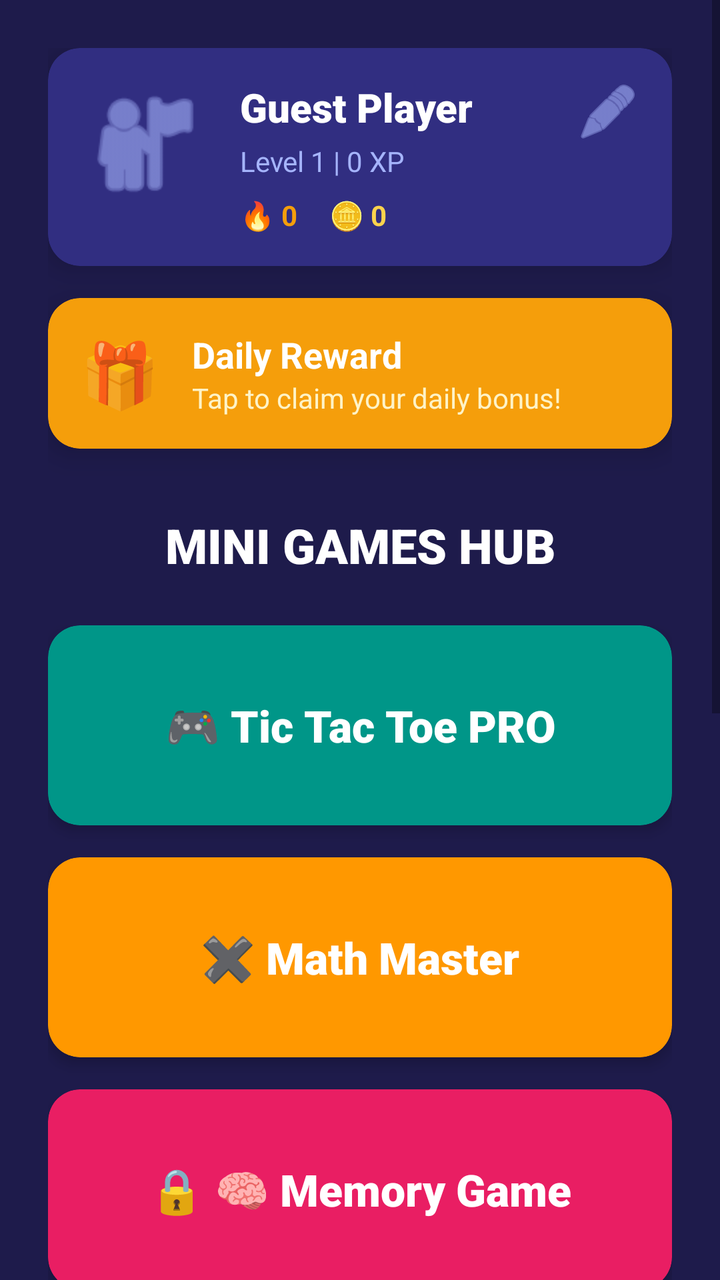
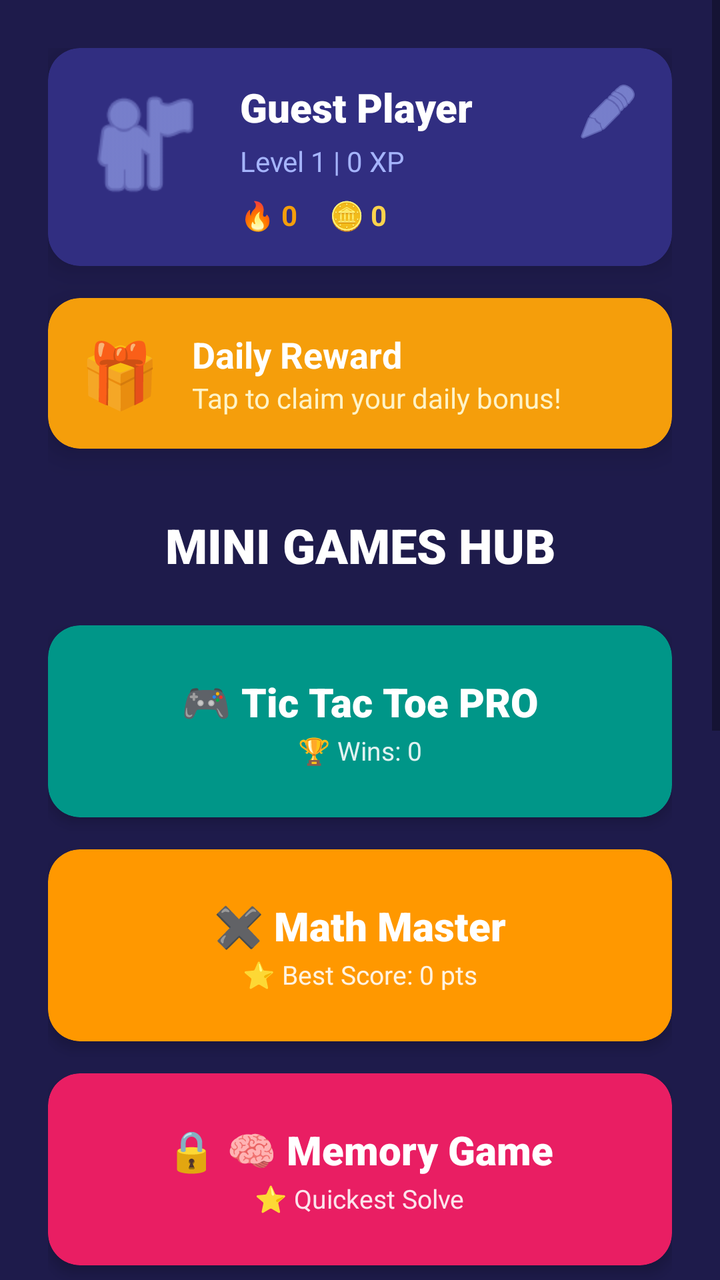

Compare the two renders of this Android layout. The source of the first and the diff that turns it into the second are given below.
<!-- AndroidManifest.xml: application theme Theme.TicTacToe -->
<!-- res/layout/fragment_dashboard.xml -->
<?xml version="1.0" encoding="utf-8"?>
<androidx.constraintlayout.widget.ConstraintLayout xmlns:android="http://schemas.android.com/apk/res/android"
    xmlns:app="http://schemas.android.com/apk/res-auto"
    xmlns:tools="http://schemas.android.com/tools"
    android:layout_width="match_parent"
    android:layout_height="match_parent"
    android:background="@color/background_color">

    <ScrollView
        android:layout_width="match_parent"
        android:layout_height="match_parent"
        android:fillViewport="true">

        <androidx.constraintlayout.widget.ConstraintLayout
            android:layout_width="match_parent"
            android:layout_height="wrap_content"
            android:padding="24dp">

            
            <androidx.cardview.widget.CardView
                android:id="@+id/cardProfile"
                android:layout_width="match_parent"
                android:layout_height="wrap_content"
                app:cardBackgroundColor="#312E81"
                app:cardCornerRadius="16dp"
                app:cardElevation="8dp"
                app:layout_constraintTop_toTopOf="parent">

                <androidx.constraintlayout.widget.ConstraintLayout
                    android:layout_width="match_parent"
                    android:layout_height="wrap_content"
                    android:padding="16dp">

                    <ImageView
                        android:id="@+id/ivAvatar"
                        android:layout_width="64dp"
                        android:layout_height="64dp"
                        android:src="@android:drawable/ic_menu_myplaces"
                        app:layout_constraintStart_toStartOf="parent"
                        app:layout_constraintTop_toTopOf="parent"
                        app:tint="#A5B4FC" />

                    <TextView
                        android:id="@+id/tvUsername"
                        android:layout_width="0dp"
                        android:layout_height="wrap_content"
                        android:layout_marginStart="16dp"
                        android:fontFamily="sans-serif-black"
                        android:text="Guest Player"
                        android:textColor="@color/white"
                        android:textSize="20sp"
                        app:layout_constraintEnd_toStartOf="@+id/btnEditProfile"
                        app:layout_constraintStart_toEndOf="@+id/ivAvatar"
                        app:layout_constraintTop_toTopOf="@+id/ivAvatar" />

                    <TextView
                        android:id="@+id/tvLevelInfo"
                        android:layout_width="0dp"
                        android:layout_height="wrap_content"
                        android:layout_marginStart="16dp"
                        android:layout_marginTop="4dp"
                        android:text="Level 1 | 0 XP"
                        android:textColor="#A5B4FC"
                        android:textSize="14sp"
                        app:layout_constraintEnd_toStartOf="@+id/btnEditProfile"
                        app:layout_constraintStart_toEndOf="@+id/ivAvatar"
                        app:layout_constraintTop_toBottomOf="@+id/tvUsername" />
                        
                    
                    <LinearLayout
                        android:layout_width="0dp"
                        android:layout_height="wrap_content"
                        android:layout_marginTop="8dp"
                        android:orientation="horizontal"
                        android:layout_marginStart="16dp"
                        app:layout_constraintStart_toEndOf="@+id/ivAvatar"
                        app:layout_constraintTop_toBottomOf="@+id/tvLevelInfo">
                        
                        <TextView
                            android:id="@+id/tvStreak"
                            android:layout_width="wrap_content"
                            android:layout_height="wrap_content"
                            android:text="🔥 0"
                            android:textColor="#F59E0B"
                            android:textStyle="bold"
                            android:textSize="14sp" />
                            
                        <TextView
                            android:id="@+id/tvCoins"
                            android:layout_width="wrap_content"
                            android:layout_height="wrap_content"
                            android:layout_marginStart="16dp"
                            android:text="🪙 0"
                            android:textColor="#FCD34D"
                            android:textStyle="bold"
                            android:textSize="14sp" />
                    </LinearLayout>

                    <ImageButton
                        android:id="@+id/btnEditProfile"
                        android:layout_width="32dp"
                        android:layout_height="32dp"
                        android:background="?attr/selectableItemBackgroundBorderless"
                        android:src="@android:drawable/ic_menu_edit"
                        app:layout_constraintEnd_toEndOf="parent"
                        app:layout_constraintTop_toTopOf="parent"
                        app:tint="#A5B4FC" />

                </androidx.constraintlayout.widget.ConstraintLayout>
            </androidx.cardview.widget.CardView>

            
            <androidx.cardview.widget.CardView
                android:id="@+id/cardDailyReward"
                android:layout_width="match_parent"
                android:layout_height="wrap_content"
                android:layout_marginTop="16dp"
                app:cardBackgroundColor="#F59E0B"
                app:cardCornerRadius="16dp"
                app:cardElevation="8dp"
                app:layout_constraintTop_toBottomOf="@+id/cardProfile">
                
                <LinearLayout
                    android:layout_width="match_parent"
                    android:layout_height="wrap_content"
                    android:padding="16dp"
                    android:orientation="horizontal"
                    android:gravity="center_vertical">
                    
                    <TextView
                        android:layout_width="wrap_content"
                        android:layout_height="wrap_content"
                        android:text="🎁"
                        android:textSize="32sp" />
                        
                    <LinearLayout
                        android:layout_width="0dp"
                        android:layout_weight="1"
                        android:layout_height="wrap_content"
                        android:layout_marginStart="16dp"
                        android:orientation="vertical">
                        
                        <TextView
                            android:layout_width="wrap_content"
                            android:layout_height="wrap_content"
                            android:text="Daily Reward"
                            android:textColor="@color/white"
                            android:textStyle="bold"
                            android:textSize="18sp" />
                            
                        <TextView
                            android:layout_width="wrap_content"
                            android:layout_height="wrap_content"
                            android:text="Tap to claim your daily bonus!"
                            android:textColor="#FEF3C7"
                            android:textSize="14sp" />
                    </LinearLayout>
                </LinearLayout>
            </androidx.cardview.widget.CardView>

            <TextView
                android:id="@+id/tvTitle"
                android:layout_width="wrap_content"
                android:layout_height="wrap_content"
                android:layout_marginTop="32dp"
                android:fontFamily="sans-serif-black"
                android:text="MINI GAMES HUB"
                android:textColor="@color/white"
                android:textSize="24sp"
                app:layout_constraintEnd_toEndOf="parent"
                app:layout_constraintStart_toStartOf="parent"
                app:layout_constraintTop_toBottomOf="@+id/cardDailyReward" />

            
            <LinearLayout
                android:layout_width="match_parent"
                android:layout_height="wrap_content"
                android:layout_marginTop="24dp"
                android:orientation="vertical"
                app:layout_constraintTop_toBottomOf="@+id/tvTitle">

                
                <androidx.cardview.widget.CardView
                    android:id="@+id/cardTicTacToe"
                    android:layout_width="match_parent"
                    android:layout_height="100dp"
                    android:layout_marginBottom="16dp"
                    app:cardBackgroundColor="#009688"
                    app:cardCornerRadius="16dp"
                    app:cardElevation="4dp">
                    
                    <TextView
                        android:layout_width="match_parent"
                        android:layout_height="match_parent"
                        android:gravity="center"
                        android:text="🎮 Tic Tac Toe PRO"
                        android:textColor="@color/white"
                        android:textSize="22sp"
                        android:fontFamily="sans-serif-black"/>
                </androidx.cardview.widget.CardView>

                
                <androidx.cardview.widget.CardView
                    android:id="@+id/cardMathGame"
                    android:layout_width="match_parent"
                    android:layout_height="100dp"
                    android:layout_marginBottom="16dp"
                    app:cardBackgroundColor="#FF9800"
                    app:cardCornerRadius="16dp"
                    app:cardElevation="4dp">

                    <TextView
                        android:layout_width="match_parent"
                        android:layout_height="match_parent"
                        android:gravity="center"
                        android:text="✖️ Math Master"
                        android:textColor="@color/white"
                        android:textSize="22sp"
                        android:fontFamily="sans-serif-black"/>
                </androidx.cardview.widget.CardView>

                
                <androidx.cardview.widget.CardView
                    android:id="@+id/cardMemoryGame"
                    android:layout_width="match_parent"
                    android:layout_height="100dp"
                    android:layout_marginBottom="16dp"
                    app:cardBackgroundColor="#E91E63"
                    app:cardCornerRadius="16dp"
                    app:cardElevation="4dp">

                    <TextView
                        android:id="@+id/tvMemoryGame"
                        android:layout_width="match_parent"
                        android:layout_height="match_parent"
                        android:gravity="center"
                        android:text="🔒 🧠 Memory Game"
                        android:textColor="@color/white"
                        android:textSize="22sp"
                        android:fontFamily="sans-serif-black"/>
                </androidx.cardview.widget.CardView>

                
                <androidx.cardview.widget.CardView
                    android:id="@+id/cardColorMatch"
                    android:layout_width="match_parent"
                    android:layout_height="100dp"
                    android:layout_marginBottom="16dp"
                    app:cardBackgroundColor="#9C27B0"
                    app:cardCornerRadius="16dp"
                    app:cardElevation="4dp">

                    <TextView
                        android:id="@+id/tvColorMatch"
                        android:layout_width="match_parent"
                        android:layout_height="match_parent"
                        android:gravity="center"
                        android:text="🔒 🎨 Color Match"
                        android:textColor="@color/white"
                        android:textSize="22sp"
                        android:fontFamily="sans-serif-black"/>
                </androidx.cardview.widget.CardView>

                
                <androidx.cardview.widget.CardView
                    android:id="@+id/card2048"
                    android:layout_width="match_parent"
                    android:layout_height="100dp"
                    android:layout_marginBottom="16dp"
                    app:cardBackgroundColor="#00BCD4"
                    app:cardCornerRadius="16dp"
                    app:cardElevation="4dp">

                    <TextView
                        android:id="@+id/tv2048"
                        android:layout_width="match_parent"
                        android:layout_height="match_parent"
                        android:gravity="center"
                        android:text="🔒 🔢 2048 Puzzle"
                        android:textColor="@color/white"
                        android:textSize="22sp"
                        android:fontFamily="sans-serif-black"/>
                </androidx.cardview.widget.CardView>
                
                
                <androidx.cardview.widget.CardView
                    android:id="@+id/cardConnect4"
                    android:layout_width="match_parent"
                    android:layout_height="100dp"
                    android:layout_marginBottom="16dp"
                    app:cardBackgroundColor="#1D4ED8"
                    app:cardCornerRadius="16dp"
                    app:cardElevation="4dp">

                    <TextView
                        android:id="@+id/tvConnect4"
                        android:layout_width="match_parent"
                        android:layout_height="match_parent"
                        android:gravity="center"
                        android:text="🔴 Connect 4 🟡"
                        android:textColor="@color/white"
                        android:textSize="22sp"
                        android:fontFamily="sans-serif-black"/>
                </androidx.cardview.widget.CardView>

                
                <androidx.cardview.widget.CardView
                    android:id="@+id/cardWaterSort"
                    android:layout_width="match_parent"
                    android:layout_height="100dp"
                    android:layout_marginBottom="16dp"
                    app:cardBackgroundColor="#0D9488"
                    app:cardCornerRadius="16dp"
                    app:cardElevation="4dp">

                    <TextView
                        android:id="@+id/tvWaterSort"
                        android:layout_width="match_parent"
                        android:layout_height="match_parent"
                        android:gravity="center"
                        android:text="🔒 🧪 Water Sort 💧"
                        android:textColor="@color/white"
                        android:textSize="22sp"
                        android:fontFamily="sans-serif-black"/>
                </androidx.cardview.widget.CardView>
            </LinearLayout>

        </androidx.constraintlayout.widget.ConstraintLayout>
    </ScrollView>
</androidx.constraintlayout.widget.ConstraintLayout>
<!-- resources referenced by this layout -->
<resources>
  <color name="background_color">#1E1B4B</color>
  <color name="white">#FFFFFFFF</color>
  <style name="Theme.TicTacToe" parent="Theme.MaterialComponents.DayNight.NoActionBar">
          <item name="colorPrimary">@color/purple_500</item>
          <item name="colorPrimaryVariant">@color/purple_700</item>
          <item name="colorOnPrimary">@color/white</item>
          <item name="colorSecondary">@color/teal_200</item>
          <item name="colorSecondaryVariant">@color/teal_700</item>
          <item name="colorOnSecondary">@color/black</item>
          <item name="android:statusBarColor">@color/background_color</item>
          <item name="android:windowBackground">@color/background_color</item>
      </style>
  <color name="purple_500">#FF6200EE</color>
  <color name="purple_700">#FF3700B3</color>
  <color name="teal_200">#FF03DAC5</color>
  <color name="teal_700">#FF018786</color>
  <color name="black">#FF000000</color>
</resources>

<!-- the commit's change to res/layout/fragment_dashboard.xml (unified diff, before → after) -->
@@ -183,145 +183,250 @@
                 <androidx.cardview.widget.CardView
                     android:id="@+id/cardTicTacToe"
                     android:layout_width="match_parent"
-                    android:layout_height="100dp"
+                    android:layout_height="96dp"
                     android:layout_marginBottom="16dp"
                     app:cardBackgroundColor="#009688"
                     app:cardCornerRadius="16dp"
                     app:cardElevation="4dp">
                     
-                    <TextView
-                        android:layout_width="match_parent"
-                        android:layout_height="match_parent"
-                        android:gravity="center"
-                        android:text="🎮 Tic Tac Toe PRO"
-                        android:textColor="@color/white"
-                        android:textSize="22sp"
-                        android:fontFamily="sans-serif-black"/>
+                    <LinearLayout
+                        android:layout_width="match_parent"
+                        android:layout_height="match_parent"
+                        android:gravity="center"
+                        android:orientation="vertical">
+
+                        <TextView
+                            android:layout_width="wrap_content"
+                            android:layout_height="wrap_content"
+                            android:text="🎮 Tic Tac Toe PRO"
+                            android:textColor="@color/white"
+                            android:textSize="20sp"
+                            android:fontFamily="sans-serif-black"/>
+
+                        <TextView
+                            android:id="@+id/tvRecordTicTacToe"
+                            android:layout_width="wrap_content"
+                            android:layout_height="wrap_content"
+                            android:layout_marginTop="2dp"
+                            android:text="🏆 Wins: 0"
+                            android:textColor="#E0F2F1"
+                            android:textSize="13sp"/>
+                    </LinearLayout>
                 </androidx.cardview.widget.CardView>
 
                 
                 <androidx.cardview.widget.CardView
                     android:id="@+id/cardMathGame"
                     android:layout_width="match_parent"
-                    android:layout_height="100dp"
+                    android:layout_height="96dp"
                     android:layout_marginBottom="16dp"
                     app:cardBackgroundColor="#FF9800"
                     app:cardCornerRadius="16dp"
                     app:cardElevation="4dp">
 
-                    <TextView
-                        android:layout_width="match_parent"
-                        android:layout_height="match_parent"
-                        android:gravity="center"
-                        android:text="✖️ Math Master"
-                        android:textColor="@color/white"
-                        android:textSize="22sp"
-                        android:fontFamily="sans-serif-black"/>
+                    <LinearLayout
+                        android:layout_width="match_parent"
+                        android:layout_height="match_parent"
+                        android:gravity="center"
+                        android:orientation="vertical">
+
+                        <TextView
+                            android:layout_width="wrap_content"
+                            android:layout_height="wrap_content"
+                            android:text="✖️ Math Master"
+                            android:textColor="@color/white"
+                            android:textSize="20sp"
+                            android:fontFamily="sans-serif-black"/>
+
+                        <TextView
+                            android:id="@+id/tvRecordMath"
+                            android:layout_width="wrap_content"
+                            android:layout_height="wrap_content"
+                            android:layout_marginTop="2dp"
+                            android:text="⭐ Best Score: 0 pts"
+                            android:textColor="#FFF3E0"
+                            android:textSize="13sp"/>
+                    </LinearLayout>
                 </androidx.cardview.widget.CardView>
 
                 
                 <androidx.cardview.widget.CardView
                     android:id="@+id/cardMemoryGame"
                     android:layout_width="match_parent"
-                    android:layout_height="100dp"
+                    android:layout_height="96dp"
                     android:layout_marginBottom="16dp"
                     app:cardBackgroundColor="#E91E63"
                     app:cardCornerRadius="16dp"
                     app:cardElevation="4dp">
 
-                    <TextView
-                        android:id="@+id/tvMemoryGame"
-                        android:layout_width="match_parent"
-                        android:layout_height="match_parent"
-                        android:gravity="center"
-                        android:text="🔒 🧠 Memory Game"
-                        android:textColor="@color/white"
-                        android:textSize="22sp"
-                        android:fontFamily="sans-serif-black"/>
+                    <LinearLayout
+                        android:layout_width="match_parent"
+                        android:layout_height="match_parent"
+                        android:gravity="center"
+                        android:orientation="vertical">
+
+                        <TextView
+                            android:id="@+id/tvMemoryGame"
+                            android:layout_width="wrap_content"
+                            android:layout_height="wrap_content"
+                            android:text="🔒 🧠 Memory Game"
+                            android:textColor="@color/white"
+                            android:textSize="20sp"
+                            android:fontFamily="sans-serif-black"/>
+
+                        <TextView
+                            android:id="@+id/tvRecordMemory"
+                            android:layout_width="wrap_content"
+                            android:layout_height="wrap_content"
+                            android:layout_marginTop="2dp"
+                            android:text="⭐ Quickest Solve"
+                            android:textColor="#FCE4EC"
+                            android:textSize="13sp"/>
+                    </LinearLayout>
                 </androidx.cardview.widget.CardView>
 
                 
                 <androidx.cardview.widget.CardView
                     android:id="@+id/cardColorMatch"
                     android:layout_width="match_parent"
-                    android:layout_height="100dp"
+                    android:layout_height="96dp"
                     android:layout_marginBottom="16dp"
                     app:cardBackgroundColor="#9C27B0"
                     app:cardCornerRadius="16dp"
                     app:cardElevation="4dp">
 
-                    <TextView
-                        android:id="@+id/tvColorMatch"
-                        android:layout_width="match_parent"
-                        android:layout_height="match_parent"
-                        android:gravity="center"
-                        android:text="🔒 🎨 Color Match"
-                        android:textColor="@color/white"
-                        android:textSize="22sp"
-                        android:fontFamily="sans-serif-black"/>
+                    <LinearLayout
+                        android:layout_width="match_parent"
+                        android:layout_height="match_parent"
+                        android:gravity="center"
+                        android:orientation="vertical">
+
+                        <TextView
+                            android:id="@+id/tvColorMatch"
+                            android:layout_width="wrap_content"
+                            android:layout_height="wrap_content"
+                            android:text="🔒 🎨 Color Match"
+                            android:textColor="@color/white"
+                            android:textSize="20sp"
+                            android:fontFamily="sans-serif-black"/>
+
+                        <TextView
+                            android:id="@+id/tvRecordColorMatch"
+                            android:layout_width="wrap_content"
+                            android:layout_height="wrap_content"
+                            android:layout_marginTop="2dp"
+                            android:text="⭐ High Score: 0"
+                            android:textColor="#F3E5F5"
+                            android:textSize="13sp"/>
+                    </LinearLayout>
                 </androidx.cardview.widget.CardView>
 
                 
                 <androidx.cardview.widget.CardView
                     android:id="@+id/card2048"
                     android:layout_width="match_parent"
-                    android:layout_height="100dp"
+                    android:layout_height="96dp"
                     android:layout_marginBottom="16dp"
                     app:cardBackgroundColor="#00BCD4"
                     app:cardCornerRadius="16dp"
                     app:cardElevation="4dp">
 
-                    <TextView
-                        android:id="@+id/tv2048"
-                        android:layout_width="match_parent"
-                        android:layout_height="match_parent"
-                        android:gravity="center"
-                        android:text="🔒 🔢 2048 Puzzle"
-                        android:textColor="@color/white"
-                        android:textSize="22sp"
-                        android:fontFamily="sans-serif-black"/>
+                    <LinearLayout
+                        android:layout_width="match_parent"
+                        android:layout_height="match_parent"
+                        android:gravity="center"
+                        android:orientation="vertical">
+
+                        <TextView
+                            android:id="@+id/tv2048"
+                            android:layout_width="wrap_content"
+                            android:layout_height="wrap_content"
+                            android:text="🔒 🔢 2048 Puzzle"
+                            android:textColor="@color/white"
+                            android:textSize="20sp"
+                            android:fontFamily="sans-serif-black"/>
+
+                        <TextView
+                            android:id="@+id/tvRecord2048"
+                            android:layout_width="wrap_content"
+                            android:layout_height="wrap_content"
+                            android:layout_marginTop="2dp"
+                            android:text="⭐ Best Tile: 2048"
+                            android:textColor="#E0F7FA"
+                            android:textSize="13sp"/>
+                    </LinearLayout>
                 </androidx.cardview.widget.CardView>
                 
                 
                 <androidx.cardview.widget.CardView
                     android:id="@+id/cardConnect4"
                     android:layout_width="match_parent"
-                    android:layout_height="100dp"
+                    android:layout_height="96dp"
                     android:layout_marginBottom="16dp"
                     app:cardBackgroundColor="#1D4ED8"
                     app:cardCornerRadius="16dp"
                     app:cardElevation="4dp">
 
-                    <TextView
-                        android:id="@+id/tvConnect4"
-                        android:layout_width="match_parent"
-                        android:layout_height="match_parent"
-                        android:gravity="center"
-                        android:text="🔴 Connect 4 🟡"
-                        android:textColor="@color/white"
-                        android:textSize="22sp"
-                        android:fontFamily="sans-serif-black"/>
+                    <LinearLayout
+                        android:layout_width="match_parent"
+                        android:layout_height="match_parent"
+                        android:gravity="center"
+                        android:orientation="vertical">
+
+                        <TextView
+                            android:id="@+id/tvConnect4"
+                            android:layout_width="wrap_content"
+                            android:layout_height="wrap_content"
+                            android:text="🔒 🔴 Connect 4 🟡"
+                            android:textColor="@color/white"
+                            android:textSize="20sp"
+                            android:fontFamily="sans-serif-black"/>
+
+                        <TextView
+                            android:id="@+id/tvRecordConnect4"
+                            android:layout_width="wrap_content"
+                            android:layout_height="wrap_content"
+                            android:layout_marginTop="2dp"
+                            android:text="🏆 Wins: 0"
+                            android:textColor="#DBEAFE"
+                            android:textSize="13sp"/>
+                    </LinearLayout>
                 </androidx.cardview.widget.CardView>
 
                 
                 <androidx.cardview.widget.CardView
                     android:id="@+id/cardWaterSort"
                     android:layout_width="match_parent"
-                    android:layout_height="100dp"
+                    android:layout_height="96dp"
                     android:layout_marginBottom="16dp"
                     app:cardBackgroundColor="#0D9488"
                     app:cardCornerRadius="16dp"
                     app:cardElevation="4dp">
 
-                    <TextView
-                        android:id="@+id/tvWaterSort"
-                        android:layout_width="match_parent"
-                        android:layout_height="match_parent"
-                        android:gravity="center"
-                        android:text="🔒 🧪 Water Sort 💧"
-                        android:textColor="@color/white"
-                        android:textSize="22sp"
-                        android:fontFamily="sans-serif-black"/>
+                    <LinearLayout
+                        android:layout_width="match_parent"
+                        android:layout_height="match_parent"
+                        android:gravity="center"
+                        android:orientation="vertical">
+
+                        <TextView
+                            android:id="@+id/tvWaterSort"
+                            android:layout_width="wrap_content"
+                            android:layout_height="wrap_content"
+                            android:text="🔒 🧪 Water Sort 💧"
+                            android:textColor="@color/white"
+                            android:textSize="20sp"
+                            android:fontFamily="sans-serif-black"/>
+
+                        <TextView
+                            android:id="@+id/tvRecordWaterSort"
+                            android:layout_width="wrap_content"
+                            android:layout_height="wrap_content"
+                            android:layout_marginTop="2dp"
+                            android:text="⭐ Best: 0 moves"
+                            android:textColor="#CCFBF1"
+                            android:textSize="13sp"/>
+                    </LinearLayout>
                 </androidx.cardview.widget.CardView>
             </LinearLayout>
 
